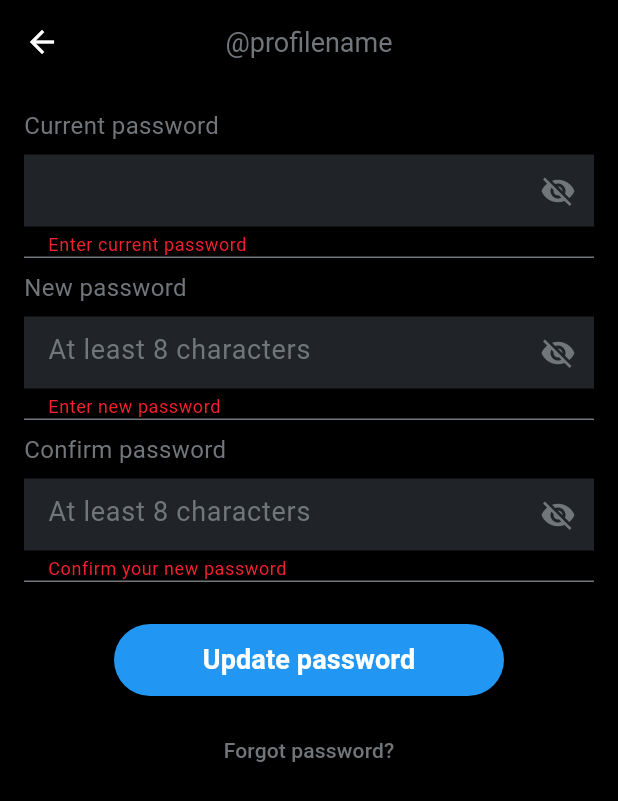
After one commit to CUFE-Software-Engineering-Project/Cross_Platform, a Flutter app: the ChangePasswordScreen screen opened by its route, after a tap on "Update password", on a phone screen of 412 x 824 dp. The commit adds this screen. Shown: the top 801 px of the screen. Run offline on Flutter 3.47's test engine with Material 3 defaults, Android fonts, the phone set to English and light mode, and no system bars; our stand-ins replace cached_network_image, dartz, dio, dotted_border, firebase_core, firebase_messaging and 19 more; missing offline and left inert: giphy_get, record; accounts and stored records are empty; generated files the repository leaves out were written again.

Commit message:
last update

```diff
--- a/lib/core/routes/AppRouter.dart
+++ b/lib/core/routes/AppRouter.dart
@@ -33,6 +33,7 @@ import 'package:lite_x/features/settings/screens/PrivacyAndSafety_Screen.dart';
 import 'package:lite_x/features/settings/screens/SettingsAndPrivacy_Screen.dart';
 import 'package:lite_x/features/settings/screens/YourAccount_Screen.dart';
 import 'package:lite_x/features/settings/screens/AccountInformation_Screen.dart';
+import 'package:lite_x/features/settings/screens/ChangePassword_Screen.dart';
 
 class Approuter {
   static final GoRouter router = GoRouter(
@@ -169,6 +170,14 @@ class Approuter {
         path: "/ChooseNewPasswordScreen",
         pageBuilder: (context, state) => CustomTransitionPage(
           child: const ChooseNewPasswordScreen(),
+          transitionsBuilder: _slideRightTransitionBuilder,
+        ),
+      ),
+      GoRoute(
+        name: RouteConstants.changePasswordScreen,
+        path: "/change-password",
+        pageBuilder: (context, state) => CustomTransitionPage(
+          child: const ChangePasswordScreen(),
           transitionsBuilder: _slideRightTransitionBuilder,
         ),
       ),
--- a/lib/core/routes/Route_Constants.dart
+++ b/lib/core/routes/Route_Constants.dart
@@ -16,6 +16,7 @@ class RouteConstants {
   static String VerificationforgotScreen = "VerificationforgotScreen";
   static String ChooseNewPasswordScreen = "ChooseNewPasswordScreen";
   static String ChangePasswordFeedback = "ChangePasswordFeedback";
+  static String changePasswordScreen = "changePasswordScreen";
   static String Interests = "Interests";
   static String FollowingFollowersScreen = "FollowingFollowersScreen";
   static String BirthDateScreen = "BirthDateScreen";
--- /dev/null
+++ b/lib/features/settings/screens/ChangePassword_Screen.dart
@@ -0,0 +1,174 @@
+import 'package:flutter/material.dart';
+import 'package:flutter_riverpod/flutter_riverpod.dart';
+import 'package:lite_x/core/providers/current_user_provider.dart';
+import 'package:lite_x/core/theme/palette.dart';
+
+class ChangePasswordScreen extends ConsumerStatefulWidget {
+  const ChangePasswordScreen({super.key});
+
+  @override
+  ConsumerState<ChangePasswordScreen> createState() => _ChangePasswordScreenState();
+}
+
+class _ChangePasswordScreenState extends ConsumerState<ChangePasswordScreen> {
+  final _formKey = GlobalKey<FormState>();
+  final TextEditingController _currentController = TextEditingController();
+  final TextEditingController _newController = TextEditingController();
+  final TextEditingController _confirmController = TextEditingController();
+
+  bool _obscureCurrent = true;
+  bool _obscureNew = true;
+  bool _obscureConfirm = true;
+
+  @override
+  void dispose() {
+    _currentController.dispose();
+    _newController.dispose();
+    _confirmController.dispose();
+    super.dispose();
+  }
+
+  void _updatePassword() {
+    if (!_formKey.currentState!.validate()) return;
+
+    // TODO: call API / viewmodel to perform password change.
+    ScaffoldMessenger.of(context).showSnackBar(const SnackBar(content: Text('Password updated')));
+    Navigator.of(context).pop();
+  }
+
+  Widget _label(String text) => Padding(
+        padding: const EdgeInsets.only(top: 8.0, bottom: 8.0),
+        child: Text(text, style: const TextStyle(color: Palette.textSecondary, fontSize: 16)),
+      );
+
+  Widget _divider() => const Divider(color: Palette.textSecondary, height: 1);
+
+  @override
+  Widget build(BuildContext context) {
+    final user = ref.watch(currentUserProvider);
+    final username = user?.username ?? 'profilename';
+
+    return Scaffold(
+      backgroundColor: Palette.background,
+      appBar: AppBar(
+        backgroundColor: Palette.background,
+        elevation: 0,
+        leading: IconButton(
+          icon: const Icon(Icons.arrow_back, color: Palette.textWhite),
+          onPressed: () => Navigator.of(context).pop(),
+        ),
+        centerTitle: true,
+        title: Text('@$username', style: const TextStyle(color: Palette.textSecondary, fontSize: 18)),
+      ),
+      body: Form(
+        key: _formKey,
+        child: SingleChildScrollView(
+          child: Padding(
+            padding: const EdgeInsets.symmetric(horizontal: 16.0, vertical: 8.0),
+            child: Column(
+              crossAxisAlignment: CrossAxisAlignment.start,
+              children: [
+                // Current password
+                _label('Current password'),
+                TextFormField(
+                  controller: _currentController,
+                  obscureText: _obscureCurrent,
+                  style: const TextStyle(color: Palette.textSecondary, fontSize: 18),
+                  decoration: InputDecoration(
+                    border: InputBorder.none,
+                    suffixIcon: IconButton(
+                      icon: Icon(_obscureCurrent ? Icons.visibility_off : Icons.visibility, color: Palette.textSecondary),
+                      onPressed: () => setState(() => _obscureCurrent = !_obscureCurrent),
+                    ),
+                  ),
+                  validator: (v) => (v == null || v.isEmpty) ? 'Enter current password' : null,
+                ),
+                _divider(),
+
+                // New password
+                _label('New password'),
+                TextFormField(
+                  controller: _newController,
+                  obscureText: _obscureNew,
+                  style: const TextStyle(color: Palette.textSecondary, fontSize: 18),
+                  decoration: InputDecoration(
+                    hintText: 'At least 8 characters',
+                    hintStyle: const TextStyle(color: Palette.textSecondary, fontSize: 18),
+                    border: InputBorder.none,
+                    suffixIcon: IconButton(
+                      icon: Icon(_obscureNew ? Icons.visibility_off : Icons.visibility, color: Palette.textSecondary),
+                      onPressed: () => setState(() => _obscureNew = !_obscureNew),
+                    ),
+                  ),
+                  validator: (v) {
+                    if (v == null || v.isEmpty) return 'Enter new password';
+                    if (v.length < 8) return 'Password must be at least 8 characters';
+                    return null;
+                  },
+                ),
+                _divider(),
+
+                // Confirm password
+                _label('Confirm password'),
+                TextFormField(
+                  controller: _confirmController,
+                  obscureText: _obscureConfirm,
+                  style: const TextStyle(color: Palette.textSecondary, fontSize: 18),
+                  decoration: InputDecoration(
+                    hintText: 'At least 8 characters',
+                    hintStyle: const TextStyle(color: Palette.textSecondary, fontSize: 18),
+                    border: InputBorder.none,
+                    suffixIcon: IconButton(
+                      icon: Icon(_obscureConfirm ? Icons.visibility_off : Icons.visibility, color: Palette.textSecondary),
+                      onPressed: () => setState(() => _obscureConfirm = !_obscureConfirm),
+                    ),
+                  ),
+                  validator: (v) {
+                    if (v == null || v.isEmpty) return 'Confirm your new password';
+                    if (v.length < 8) return 'Password must be at least 8 characters';
+                    if (v != _newController.text) return 'Passwords do not match';
+                    return null;
+                  },
+                ),
+                _divider(),
+
+                const SizedBox(height: 28),
+
+                // Update button
+                Center(
+                  child: SizedBox(
+                    width: 260,
+                    height: 48,
+                    child: ElevatedButton(
+                      style: ElevatedButton.styleFrom(
+                        backgroundColor: Colors.blue,
+                        shape: RoundedRectangleBorder(borderRadius: BorderRadius.circular(28)),
+                        elevation: 0,
+                      ),
+                      onPressed: _updatePassword,
+                      child: const Text(
+                        'Update password',
+                        style: TextStyle(fontSize: 18, fontWeight: FontWeight.w700, color: Colors.white),
+                      ),
+                    ),
+                  ),
+                ),
+
+                const SizedBox(height: 12),
+                Center(
+                  child: TextButton(
+                    onPressed: () {
+                      // navigate to forgot password flow if needed
+                      Navigator.of(context).pushNamed('/ForgotpasswordScreen');
+                    },
+                    child: const Text('Forgot password?', style: TextStyle(color: Palette.textSecondary)),
+                  ),
+                ),
+              ],
+            ),
+          ),
+        ),
+      ),
+    );
+  }
+}
--- a/lib/features/settings/screens/YourAccount_Screen.dart
+++ b/lib/features/settings/screens/YourAccount_Screen.dart
@@ -58,7 +58,7 @@ class YourAccountScreen extends ConsumerWidget {
               leading: Icon(LucideIcons.lock, color: Palette.textWhite, size: 22),
               title: 'Change your password',
               subtitle: 'Change your password at any time.',
-              onTap: () => GoRouter.of(context).pushNamed(RouteConstants.passwordscreen),
+              onTap: () => GoRouter.of(context).pushNamed(RouteConstants.changePasswordScreen),
             ),
             _tile(
               leading: Icon(LucideIcons.download, color: Palette.textWhite, size: 22),
```
